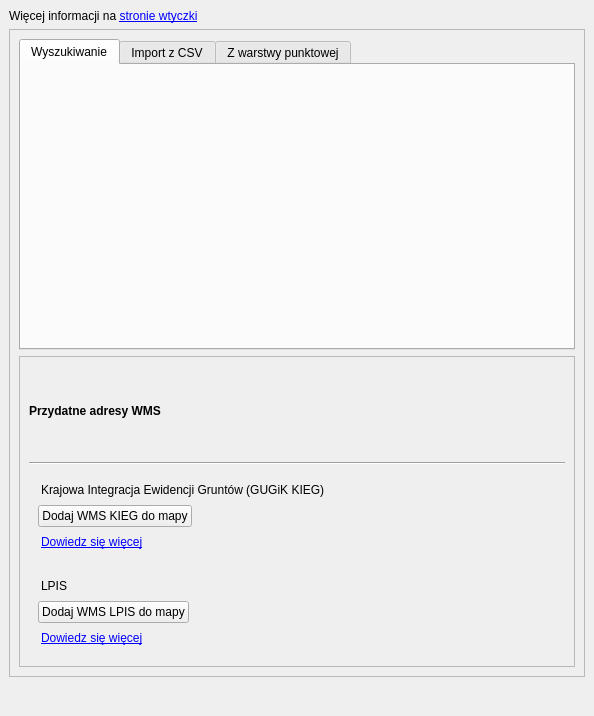
Old version of the form gissupport_plugin/modules/uldk/plugin_dockwidget_base.ui in the repository gis-support/gis-support-plugin.
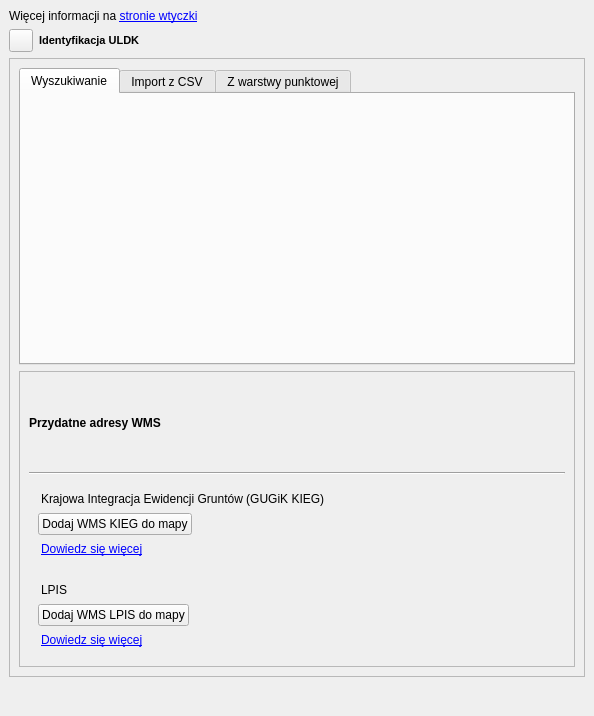
New version of the form.

Commit message: Zmiana pozycji narzędzia 'Identyfikacja ULDK' i dodanie wymaganego klucza GIS Support do wyszukiwania danych historycznych

```diff
--- a/gissupport_plugin/modules/uldk/plugin_dockwidget_base.ui
+++ b/gissupport_plugin/modules/uldk/plugin_dockwidget_base.ui
@@ -28,6 +28,37 @@
       </property>
      </widget>
     </item>
+    <item>
+     <layout class="QHBoxLayout" name="horizontalLayout">
+      <item>
+       <widget class="QToolButton" name="btnIdentify">
+        <property name="text">
+         <string/>
+        </property>
+        <property name="checkable">
+         <bool>true</bool>
+        </property>
+        <property name="checked">
+         <bool>false</bool>
+        </property>
+       </widget>
+      </item>
+      <item>
+       <widget class="QLabel" name="label_6">
+        <property name="font">
+         <font>
+          <pointsize>8</pointsize>
+          <weight>75</weight>
+          <bold>true</bold>
+         </font>
+        </property>
+        <property name="text">
+         <string>Identyfikacja ULDK</string>
+        </property>
+       </widget>
+      </item>
+     </layout>
+    </item>
     <item>
      <widget class="QScrollArea" name="scrollArea">
       <property name="widgetResizable">
```
The commit also changes 3 other files.
